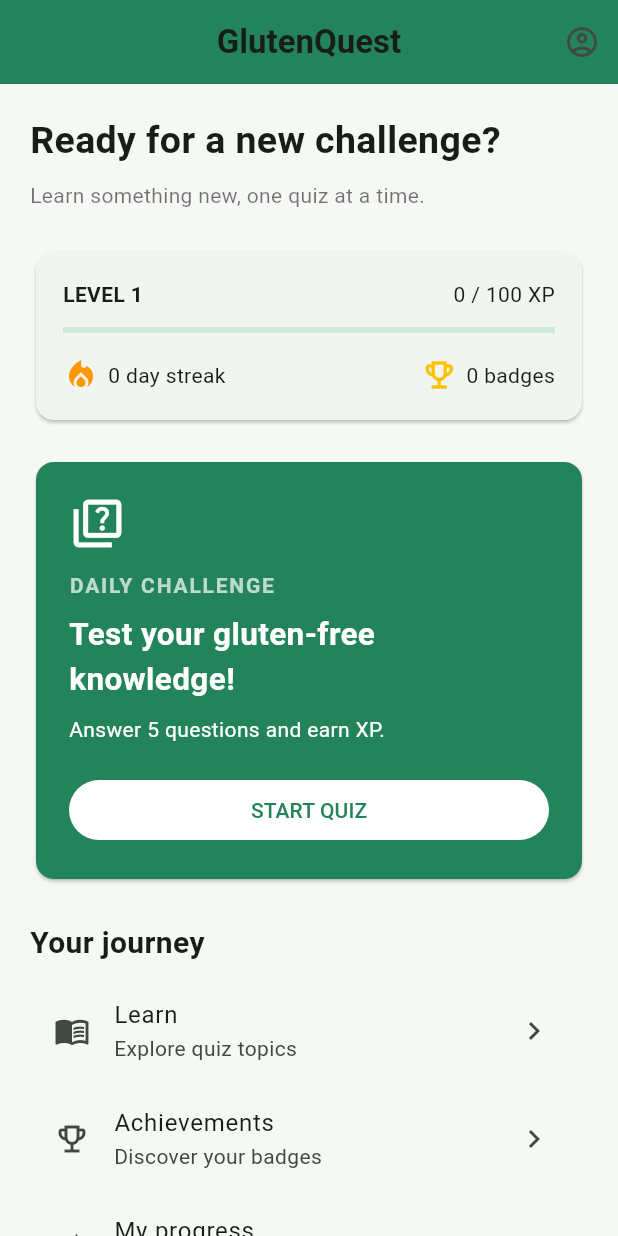
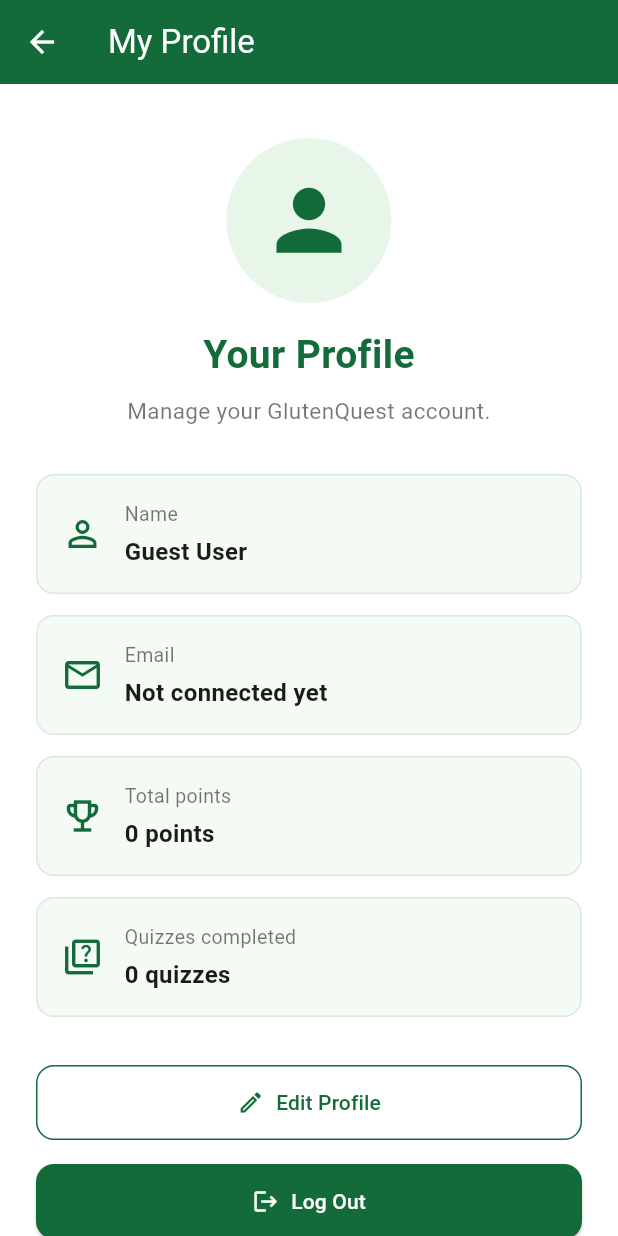
Before and after one commit to C00298638/GlutenQuest, a Flutter app: the HomeScreen screen opened directly, after a tap on the "account circle" icon, on a phone screen of 412 x 824 dp. Run offline on Flutter 3.47's test engine with Material 3 defaults, Android fonts, the phone set to English and light mode, and no system bars.

Commit message:
Add profile screen and logout navigation

```diff
--- a/glutenquest/lib/screens/home_screen.dart
+++ b/glutenquest/lib/screens/home_screen.dart
@@ -1,6 +1,7 @@
 
 import 'package:flutter/material.dart';
 import 'quiz_screen.dart';
+import 'profile_screen.dart';
 
 class HomeScreen extends StatelessWidget {
   const HomeScreen({super.key});
@@ -19,7 +20,13 @@ class HomeScreen extends StatelessWidget {
         backgroundColor: green,
         actions: [
           IconButton(
-            onPressed: () {},
+            onPressed: () {
+              Navigator.of(context).push(
+                MaterialPageRoute(
+                  builder: (context) => const ProfileScreen(),
+                ),
+              );
+            },
             icon: const Icon(Icons.account_circle_outlined),
             tooltip: 'Profile',
           ),
--- /dev/null
+++ b/glutenquest/lib/screens/profile_screen.dart
@@ -0,0 +1,201 @@
+
+import 'package:flutter/material.dart';
+import 'login_screen.dart';
+
+class ProfileScreen extends StatelessWidget {
+  const ProfileScreen({super.key});
+
+  void _logout(BuildContext context) {
+    Navigator.of(context).pushAndRemoveUntil(
+      MaterialPageRoute(
+        builder: (_) => const LoginScreen(),
+      ),
+      (route) => false,
+    );
+  }
+
+  @override
+  Widget build(BuildContext context) {
+    const darkGreen = Color(0xFF146B3A);
+    const lightGreen = Color(0xFFE8F5E9);
+
+    return Scaffold(
+      backgroundColor: Colors.white,
+      appBar: AppBar(
+        title: const Text('My Profile'),
+        backgroundColor: darkGreen,
+        foregroundColor: Colors.white,
+      ),
+      body: SafeArea(
+        child: SingleChildScrollView(
+          padding: const EdgeInsets.all(24),
+          child: Column(
+            crossAxisAlignment: CrossAxisAlignment.stretch,
+            children: [
+              const SizedBox(height: 12),
+
+              // Profile avatar
+              Center(
+                child: Container(
+                  width: 110,
+                  height: 110,
+                  decoration: const BoxDecoration(
+                    color: lightGreen,
+                    shape: BoxShape.circle,
+                  ),
+                  child: const Icon(
+                    Icons.person,
+                    size: 65,
+                    color: darkGreen,
+                  ),
+                ),
+              ),
+
+              const SizedBox(height: 16),
+
+              const Text(
+                'Your Profile',
+                textAlign: TextAlign.center,
+                style: TextStyle(
+                  fontSize: 26,
+                  fontWeight: FontWeight.bold,
+                  color: darkGreen,
+                ),
+              ),
+
+              const SizedBox(height: 8),
+
+              const Text(
+                'Manage your GlutenQuest account.',
+                textAlign: TextAlign.center,
+                style: TextStyle(
+                  fontSize: 15,
+                  color: Colors.black54,
+                ),
+              ),
+
+              const SizedBox(height: 32),
+
+              // Placeholder profile information
+              _profileInfo(
+                icon: Icons.person_outline,
+                label: 'Name',
+                value: 'Guest User',
+              ),
+
+              const SizedBox(height: 14),
+
+              _profileInfo(
+                icon: Icons.email_outlined,
+                label: 'Email',
+                value: 'Not connected yet',
+              ),
+
+              const SizedBox(height: 14),
+
+              _profileInfo(
+                icon: Icons.emoji_events_outlined,
+                label: 'Total points',
+                value: '0 points',
+              ),
+
+              const SizedBox(height: 14),
+
+              _profileInfo(
+                icon: Icons.quiz_outlined,
+                label: 'Quizzes completed',
+                value: '0 quizzes',
+              ),
+
+              const SizedBox(height: 32),
+
+              OutlinedButton.icon(
+                onPressed: () {
+                  ScaffoldMessenger.of(context).showSnackBar(
+                    const SnackBar(
+                      content: Text(
+                        'Profile editing will be added later.',
+                      ),
+                    ),
+                  );
+                },
+                icon: const Icon(Icons.edit_outlined),
+                label: const Text('Edit Profile'),
+                style: OutlinedButton.styleFrom(
+                  foregroundColor: darkGreen,
+                  side: const BorderSide(color: darkGreen),
+                  padding: const EdgeInsets.symmetric(vertical: 15),
+                  shape: RoundedRectangleBorder(
+                    borderRadius: BorderRadius.circular(12),
+                  ),
+                ),
+              ),
+
+              const SizedBox(height: 16),
+
+              ElevatedButton.icon(
+                onPressed: () => _logout(context),
+                icon: const Icon(Icons.logout),
+                label: const Text('Log Out'),
+                style: ElevatedButton.styleFrom(
+                  backgroundColor: darkGreen,
+                  foregroundColor: Colors.white,
+                  padding: const EdgeInsets.symmetric(vertical: 15),
+                  shape: RoundedRectangleBorder(
+                    borderRadius: BorderRadius.circular(12),
+                  ),
+                ),
+              ),
+            ],
+          ),
+        ),
+      ),
+    );
+  }
+
+  Widget _profileInfo({
+    required IconData icon,
+    required String label,
+    required String value,
+  }) {
+    const darkGreen = Color(0xFF146B3A);
+    const lightGreen = Color(0xFFE8F5E9);
+
+    return Container(
+      padding: const EdgeInsets.all(16),
+      decoration: BoxDecoration(
+        color: lightGreen.withValues(alpha: 0.5),
+        borderRadius: BorderRadius.circular(12),
+        border: Border.all(color: const Color(0xFFDCE8DE)),
+      ),
+      child: Row(
+        children: [
+          Icon(icon, color: darkGreen, size: 28),
+          const SizedBox(width: 14),
+          Expanded(
+            child: Column(
+              crossAxisAlignment: CrossAxisAlignment.start,
+              children: [
+                Text(
+                  label,
+                  style: const TextStyle(
+                    fontSize: 13,
+                    color: Colors.black54,
+                  ),
+                ),
+                const SizedBox(height: 4),
+                Text(
+                  value,
+                  style: const TextStyle(
+                    fontSize: 16,
+                    fontWeight: FontWeight.w600,
+                  ),
+                ),
+              ],
+            ),
+          ),
+        ],
+      ),
+    );
+  }
+}
```
